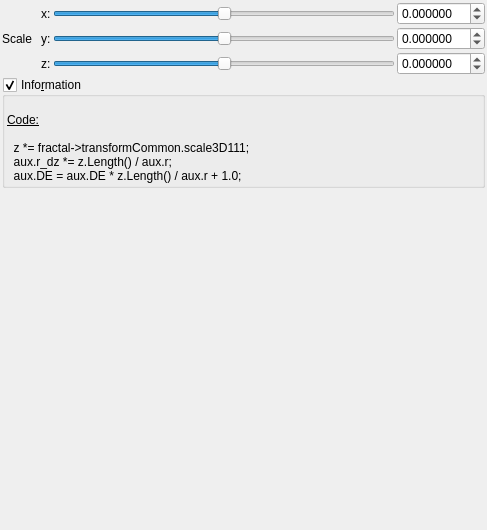
Old version of the form mandelbulber2/qt_data/fractal_transf_scale_3D.ui in the repository buddhi1980/mandelbulber2.
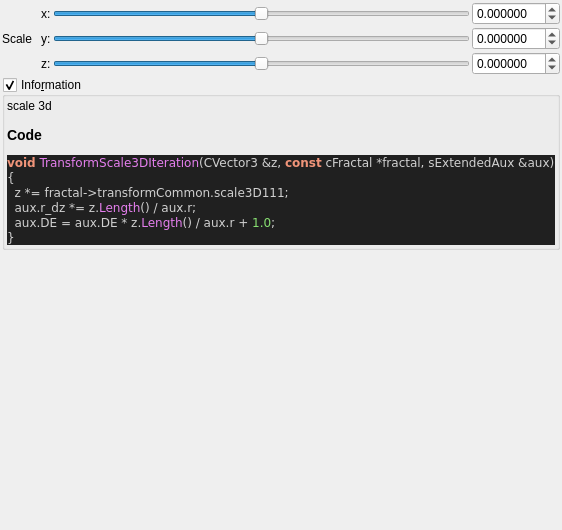
New version of the form. Custom widgets are drawn as their Qt base class.

Commit message:
added all transforms information boxes
now all formulas can be parsed.

@buddhi do you got a reference for Xenodreambuie formula?

```diff
--- a/mandelbulber2/qt_data/fractal_transf_scale_3D.ui
+++ b/mandelbulber2/qt_data/fractal_transf_scale_3D.ui
@@ -253,16 +253,27 @@
       <item>
        <widget class="QLabel" name="label_4">
         <property name="text">
-         <string>&lt;!DOCTYPE HTML PUBLIC &quot;-//W3C//DTD HTML 4.0//EN&quot; &quot;http://www.w3.org/TR/REC-html40/strict.dtd&quot;&gt;
-&lt;html&gt;&lt;head&gt;&lt;meta name=&quot;qrichtext&quot; content=&quot;1&quot; /&gt;&lt;style type=&quot;text/css&quot;&gt;
-p, li { white-space: pre-wrap; }
-&lt;/style&gt;&lt;/head&gt;&lt;body&gt;
-&lt;p style=&quot;-qt-paragraph-type:empty; margin-top:0px; margin-bottom:0px; margin-left:0px; margin-right:0px; -qt-block-indent:0; text-indent:0px;&quot;&gt;&lt;br /&gt;&lt;/p&gt;
-&lt;p style=&quot; margin-top:0px; margin-bottom:0px; margin-left:0px; margin-right:0px; -qt-block-indent:0; text-indent:0px;&quot;&gt;&lt;span style=&quot; text-decoration: underline;&quot;&gt;Code:&lt;/span&gt;&lt;/p&gt;
-&lt;p style=&quot;-qt-paragraph-type:empty; margin-top:0px; margin-bottom:0px; margin-left:0px; margin-right:0px; -qt-block-indent:0; text-indent:0px; text-decoration: underline;&quot;&gt;&lt;br /&gt;&lt;/p&gt;
-&lt;p style=&quot; margin-top:0px; margin-bottom:0px; margin-left:0px; margin-right:0px; -qt-block-indent:0; text-indent:0px;&quot;&gt;  z *= fractal-&amp;gt;transformCommon.scale3D111;&lt;/p&gt;
-&lt;p style=&quot; margin-top:0px; margin-bottom:0px; margin-left:0px; margin-right:0px; -qt-block-indent:0; text-indent:0px;&quot;&gt;  aux.r_dz *= z.Length() / aux.r;&lt;/p&gt;
-&lt;p style=&quot; margin-top:0px; margin-bottom:0px; margin-left:0px; margin-right:0px; -qt-block-indent:0; text-indent:0px;&quot;&gt;  aux.DE = aux.DE * z.Length() / aux.r + 1.0;&lt;/p&gt;&lt;/body&gt;&lt;/html&gt;</string>
+         <string>&lt;p&gt;scale 3d&lt;/p&gt;&lt;table&gt;
+&lt;/table&gt;
+&lt;h3&gt;Code&lt;/h3&gt;
+&lt;!DOCTYPE HTML PUBLIC &quot;-//W3C//DTD HTML 4.0 Transitional//EN&quot;&gt;
+&lt;html&gt;
+&lt;head&gt;
+&lt;meta http-equiv=&quot;content-type&quot; content=&quot;text/html; charset=ISO-8859-1&quot;&gt;
+&lt;title&gt;Source file&lt;/title&gt;
+&lt;/head&gt;
+&lt;body style=&quot;background-color:#202020&quot;&gt;
+&lt;pre style=&quot;color:#d0d0d0; background-color:#202020;  font-family:'Courier New';&quot;&gt;&lt;span style=&quot;color:#f09479; font-weight:bold&quot;&gt;void&lt;/span&gt; &lt;span style=&quot;color:#e47eed&quot;&gt;TransformScale3DIteration&lt;/span&gt;&lt;span style=&quot;color:#d0d0d0&quot;&gt;(&lt;/span&gt;CVector3 &lt;span style=&quot;color:#d0d0d0&quot;&gt;&amp;amp;&lt;/span&gt;z&lt;span style=&quot;color:#d0d0d0&quot;&gt;,&lt;/span&gt; &lt;span style=&quot;color:#f09479; font-weight:bold&quot;&gt;const&lt;/span&gt; cFractal &lt;span style=&quot;color:#d0d0d0&quot;&gt;*&lt;/span&gt;fractal&lt;span style=&quot;color:#d0d0d0&quot;&gt;,&lt;/span&gt; sExtendedAux &lt;span style=&quot;color:#d0d0d0&quot;&gt;&amp;amp;&lt;/span&gt;aux&lt;span style=&quot;color:#d0d0d0&quot;&gt;)&lt;/span&gt;
+&lt;span style=&quot;color:#d0d0d0&quot;&gt;{&lt;/span&gt;
+  z &lt;span style=&quot;color:#d0d0d0&quot;&gt;*=&lt;/span&gt; fractal&lt;span style=&quot;color:#d0d0d0&quot;&gt;-&amp;gt;&lt;/span&gt;transformCommon&lt;span style=&quot;color:#d0d0d0&quot;&gt;.&lt;/span&gt;scale3D111&lt;span style=&quot;color:#d0d0d0&quot;&gt;;&lt;/span&gt;
+  aux&lt;span style=&quot;color:#d0d0d0&quot;&gt;.&lt;/span&gt;r_dz &lt;span style=&quot;color:#d0d0d0&quot;&gt;*=&lt;/span&gt; z&lt;span style=&quot;color:#d0d0d0&quot;&gt;.&lt;/span&gt;&lt;span style=&quot;color:#e47eed&quot;&gt;Length&lt;/span&gt;&lt;span style=&quot;color:#d0d0d0&quot;&gt;() /&lt;/span&gt; aux&lt;span style=&quot;color:#d0d0d0&quot;&gt;.&lt;/span&gt;r&lt;span style=&quot;color:#d0d0d0&quot;&gt;;&lt;/span&gt;
+  aux&lt;span style=&quot;color:#d0d0d0&quot;&gt;.&lt;/span&gt;DE &lt;span style=&quot;color:#d0d0d0&quot;&gt;=&lt;/span&gt; aux&lt;span style=&quot;color:#d0d0d0&quot;&gt;.&lt;/span&gt;DE &lt;span style=&quot;color:#d0d0d0&quot;&gt;*&lt;/span&gt; z&lt;span style=&quot;color:#d0d0d0&quot;&gt;.&lt;/span&gt;&lt;span style=&quot;color:#e47eed&quot;&gt;Length&lt;/span&gt;&lt;span style=&quot;color:#d0d0d0&quot;&gt;() /&lt;/span&gt; aux&lt;span style=&quot;color:#d0d0d0&quot;&gt;.&lt;/span&gt;r &lt;span style=&quot;color:#d0d0d0&quot;&gt;+&lt;/span&gt; &lt;span style=&quot;color:#87df71&quot;&gt;1.0&lt;/span&gt;&lt;span style=&quot;color:#d0d0d0&quot;&gt;;&lt;/span&gt;
+&lt;span style=&quot;color:#d0d0d0&quot;&gt;}&lt;/span&gt;
+&lt;/pre&gt;
+&lt;/body&gt;
+&lt;/html&gt;
+&lt;!--HTML generated by highlight 3.9, http://www.andre-simon.de/--&gt;
+</string>
         </property>
         <property name="wordWrap">
          <bool>true</bool>
```
Left out of the diff: 2 changed lines with no effect on the pictures. The commit also changes 75 other files.
